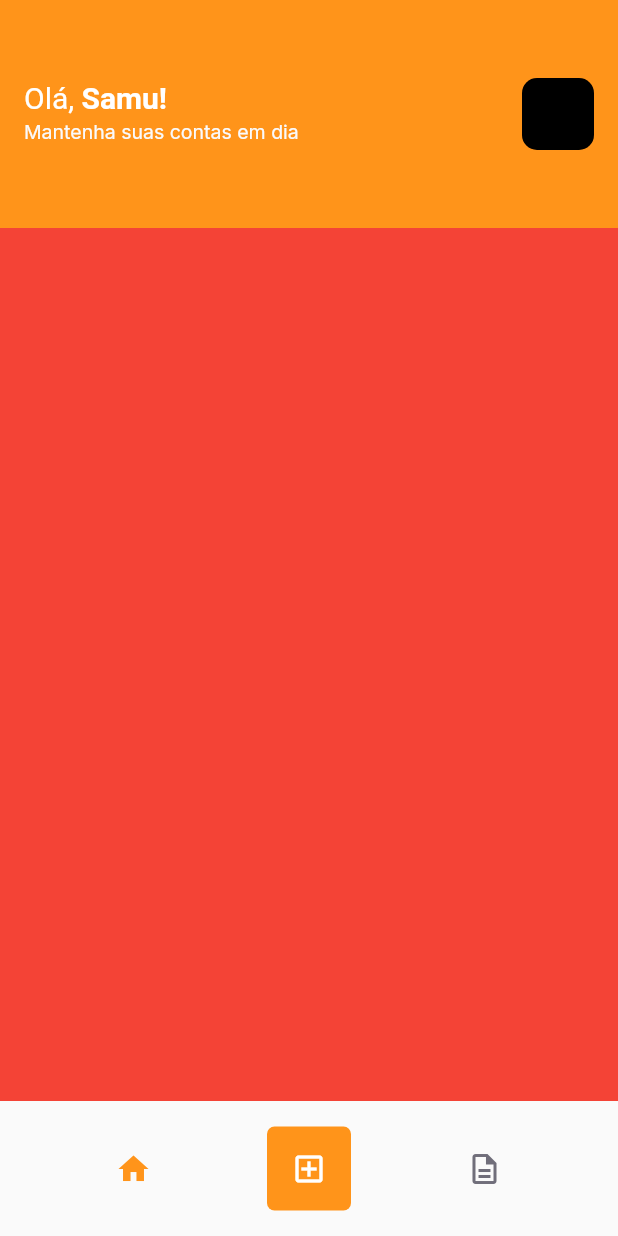
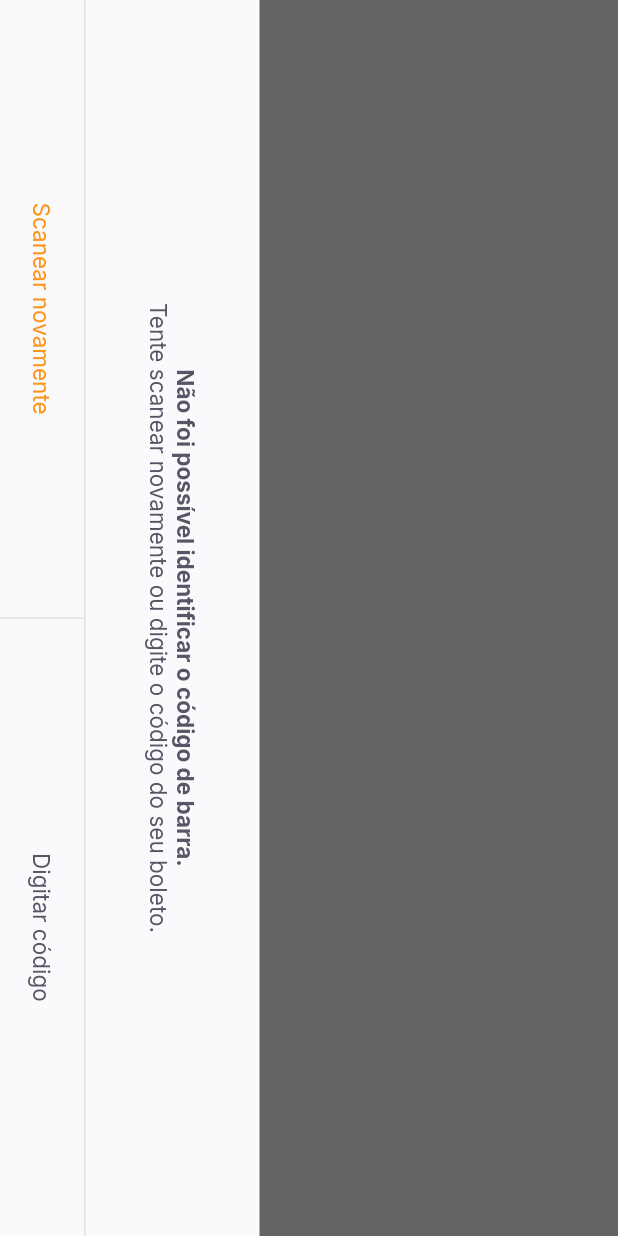
Before and after one commit to SamuWesll/payflow, a Flutter app: the HomePage screen opened by its route, after a tap on the "add box" icon, on a phone screen of 412 x 824 dp. Run offline on Flutter 3.47's test engine with Material 2 defaults, Android fonts, the phone set to English and light mode, and no system bars; our stand-ins replace firebase_core, google_fonts, google_sign_in, shared_preferences; accounts and stored records are empty.

Commit message:
metade da aula 4

```diff
--- a/lib/app_widget.dart
+++ b/lib/app_widget.dart
@@ -1,11 +1,18 @@
 import 'package:flutter/material.dart';
+import 'package:flutter/services.dart';
+import 'package:payflow/moduiles/barcode_scanner/barcode_scanner_page.dart';
 import 'package:payflow/moduiles/home/home_page.dart';
 import 'package:payflow/moduiles/login/login_page.dart';
 import 'package:payflow/moduiles/splash/splash_page.dart';
 import 'package:payflow/shared/themes/app_colors.dart';
 
 class AppWidget extends StatelessWidget {
-  const AppWidget({Key? key}) : super(key: key);
+  AppWidget() {
+    SystemChrome.setPreferredOrientations([
+      DeviceOrientation.portraitDown,
+      DeviceOrientation.portraitUp,
+    ]);
+  }
 
   @override
   Widget build(BuildContext context) {
@@ -13,13 +20,15 @@ class AppWidget extends StatelessWidget {
       debugShowCheckedModeBanner: false,
       title: 'Flutter Demo',
       theme: ThemeData(
+        primarySwatch: Colors.orange,
         primaryColor: AppColors.primary,
       ),
       initialRoute: "/splash",
       routes: {
-        "/splash": (context) => SplashPage(),
-        "/home": (context) => HomePage(),
-        "/login": (context) => LoginPage(),
+        "/splash": (context) => const SplashPage(),
+        "/home": (context) => const HomePage(),
+        "/login": (context) => const LoginPage(),
+        "/barcode_scanner": (context) => const BarcodeScannerPage(),
       },
     );
   }
--- a/lib/main.dart
+++ b/lib/main.dart
@@ -3,11 +3,11 @@ import 'package:flutter/material.dart';
 import 'package:payflow/app_widget.dart';
 
 void main() {
-  runApp(AppFirebase());
+  runApp(const AppFirebase());
 }
 
 class AppFirebase extends StatefulWidget {
-  AppFirebase({Key? key}) : super(key: key);
+  const AppFirebase({Key? key}) : super(key: key);
 
   @override
   _AppFirebaseState createState() => _AppFirebaseState();
@@ -30,7 +30,7 @@ class _AppFirebaseState extends State<AppFirebase> {
             ),
           );
         } else if (snapshot.connectionState == ConnectionState.done) {
-          return const AppWidget();
+          return AppWidget();
         } else {
           return const Material(
             child: Center(
--- /dev/null
+++ b/lib/moduiles/barcode_scanner/barcode_scanner_page.dart
@@ -0,0 +1,61 @@
+import 'package:flutter/material.dart';
+import 'package:payflow/shared/themes/app_colors.dart';
+import 'package:payflow/shared/themes/app_text_styles.dart';
+import 'package:payflow/shared/widgets/button_sheet/button_sheet_widget.dart';
+import 'package:payflow/shared/widgets/set_label_buttons/set_label_buttons.dart';
+
+class BarcodeScannerPage extends StatefulWidget {
+  const BarcodeScannerPage({Key? key}) : super(key: key);
+
+  @override
+  _BarcodeScannerPageState createState() => _BarcodeScannerPageState();
+}
+
+class _BarcodeScannerPageState extends State<BarcodeScannerPage> {
+  @override
+  Widget build(BuildContext context) {
+    return ButtonSheetWidget(
+      title: "Não foi possível identificar o código de barra.",
+      subtitle: "Tente scanear novamente ou digite o código do seu boleto.",
+      primaryLabel: "Scanear novamente",
+      primaryOnPressed: () {},
+      secundaryLabel: "Digitar código",
+      secundaryOnPress: () {},
+    );
+    return SafeArea(
+      top: true,
+      bottom: true,
+      left: true,
+      right: true,
+      child: RotatedBox(
+        quarterTurns: 1,
+        child: Scaffold(
+            appBar: AppBar(
+              backgroundColor: Colors.black,
+              title: Text(
+                "Escaneie o código de barras do boleto",
+                style: TextStyles.buttonBackground,
+              ),
+              centerTitle: true,
+              leading: const BackButton(color: AppColors.background),
+            ),
+            body: Column(
+              children: [
+                Expanded(
+                    child: Container(color: Colors.black.withOpacity(0.6))),
+                Expanded(flex: 2, child: Container(color: Colors.transparent)),
+                Expanded(
+                    child: Container(color: Colors.black.withOpacity(0.6))),
+              ],
+            ),
+            // ignore: sized_box_for_whitespace
+            bottomNavigationBar: SetLabelButtons(
+              primaryLabel: "Inserir código do boleto",
+              primaryOnPressed: () {},
+              secundaryLabel: "Adicionar da galeria",
+              secundaryOnPress: () {},
+            )),
+      ),
+    );
+  }
+}
--- a/lib/moduiles/home/home_page.dart
+++ b/lib/moduiles/home/home_page.dart
@@ -20,7 +20,7 @@ class _HomePageState extends State<HomePage> {
   Widget build(BuildContext context) {
     return Scaffold(
       appBar: PreferredSize(
-        preferredSize: Size.fromHeight(152),
+        preferredSize: const Size.fromHeight(152),
         child: Container(
           height: 152,
           color: AppColors.primary,
@@ -53,6 +53,7 @@ class _HomePageState extends State<HomePage> {
         ),
       ),
       body: pages[controller.currentPage],
+      // ignore: sized_box_for_whitespace
       bottomNavigationBar: Container(
         height: 90,
         child: Row(
@@ -64,20 +65,22 @@ class _HomePageState extends State<HomePage> {
                   controller.setPage(0);
                 });
               },
-              icon: Icon(
+              icon: const Icon(
                 Icons.home,
                 color: AppColors.primary,
               ),
             ),
             GestureDetector(
-              onTap: () {},
+              onTap: () {
+                Navigator.pushNamed(context, "/barcode_scanner");
+              },
               child: Container(
                 height: 56,
                 width: 56,
                 decoration: BoxDecoration(
                     color: AppColors.primary,
                     borderRadius: BorderRadius.circular(5)),
-                child: Icon(
+                child: const Icon(
                   Icons.add_box_outlined,
                   color: AppColors.background,
                 ),
@@ -89,7 +92,7 @@ class _HomePageState extends State<HomePage> {
                   controller.setPage(1);
                 });
               },
-              icon: Icon(
+              icon: const Icon(
                 Icons.description_outlined,
                 color: AppColors.body,
               ),
--- a/lib/moduiles/login/login_controller.dart
+++ b/lib/moduiles/login/login_controller.dart
@@ -14,9 +14,11 @@ class LoginController {
       final user =
           UserModel(name: response!.displayName!, photoURL: response.photoUrl);
       authController.setUser(context, user);
+      // ignore: avoid_print
       print(response);
     } catch (error) {
       authController.setUser(context, null);
+      // ignore: avoid_print
       print(error);
     }
   }
--- a/lib/moduiles/login/login_page.dart
+++ b/lib/moduiles/login/login_page.dart
@@ -1,5 +1,4 @@
 import 'package:flutter/material.dart';
-import 'package:google_sign_in/google_sign_in.dart';
 import 'package:payflow/moduiles/login/login_controller.dart';
 import 'package:payflow/shared/themes/app_colors.dart';
 import 'package:payflow/shared/themes/app_images.dart';
@@ -7,7 +6,7 @@ import 'package:payflow/shared/themes/app_text_styles.dart';
 import 'package:payflow/shared/widgets/social_login/social_login_button.dart';
 
 class LoginPage extends StatefulWidget {
-  LoginPage({Key? key}) : super(key: key);
+  const LoginPage({Key? key}) : super(key: key);
 
   @override
   _LoginPageState createState() => _LoginPageState();
@@ -20,6 +19,7 @@ class _LoginPageState extends State<LoginPage> {
     final size = MediaQuery.of(context).size;
     return Scaffold(
       backgroundColor: AppColors.background,
+      // ignore: sized_box_for_whitespace
       body: Container(
         width: size.width,
         height: size.height,
--- a/lib/shared/auth/auth_controller.dart
+++ b/lib/shared/auth/auth_controller.dart
@@ -26,7 +26,7 @@ class AuthController {
 
   Future<void> currentUser(BuildContext context) async {
     final instance = await SharedPreferences.getInstance();
-    await Future.delayed(Duration(seconds: 2));
+    await Future.delayed(const Duration(seconds: 2));
     if (instance.containsKey('user')) {
       final user = instance.get("user") as String;
       setUser(context, UserModel.fromJson(user));
--- a/lib/shared/themes/app_colors.dart
+++ b/lib/shared/themes/app_colors.dart
@@ -1,13 +1,13 @@
 import 'package:flutter/material.dart';
 
 class AppColors {
-  static final primary = Color(0xFFFF941A);
-  static final grey = Color(0xFF585666);
-  static final delete = Color(0xFF585666);
-  static final heading = Color(0xFF585666);
-  static final body = Color(0xFF706E7A);
-  static final stroke = Color(0xFFE3E3E6);
-  static final shape = Color(0xFFFAFAFC);
-  static final background = Color(0xFFFFFFFF);
-  static final input = Color(0xFFB1B0B8);
+  static const primary = Color(0xFFFF941A);
+  static const grey = Color(0xFF585666);
+  static const delete = Color(0xFF585666);
+  static const heading = Color(0xFF585666);
+  static const body = Color(0xFF706E7A);
+  static const stroke = Color(0xFFE3E3E6);
+  static const shape = Color(0xFFFAFAFC);
+  static const background = Color(0xFFFFFFFF);
+  static const input = Color(0xFFB1B0B8);
 }
--- a/lib/shared/themes/app_images.dart
+++ b/lib/shared/themes/app_images.dart
@@ -1,7 +1,7 @@
-class  AppImages {
-  static final logoFull = "assets/images/logofull.png";
-  static final logomini = "assets/images/logomini.png";
-  static final union = "assets/images/union.png";
-  static final person = "assets/images/person.png";
-  static final google = "assets/images/google.png";
+class AppImages {
+  static const logoFull = "assets/images/logofull.png";
+  static const logomini = "assets/images/logomini.png";
+  static const union = "assets/images/union.png";
+  static const person = "assets/images/person.png";
+  static const google = "assets/images/google.png";
 }
--- /dev/null
+++ b/lib/shared/widgets/button_sheet/button_sheet_widget.dart
@@ -0,0 +1,69 @@
+import 'package:flutter/material.dart';
+import 'package:payflow/shared/themes/app_colors.dart';
+import 'package:payflow/shared/themes/app_text_styles.dart';
+import 'package:payflow/shared/widgets/set_label_buttons/set_label_buttons.dart';
+
+class ButtonSheetWidget extends StatelessWidget {
+  final String primaryLabel;
+  final VoidCallback primaryOnPressed;
+  final String secundaryLabel;
+  final VoidCallback secundaryOnPress;
+  final String title;
+  final String subtitle;
+  const ButtonSheetWidget(
+      {Key? key,
+      required this.primaryLabel,
+      required this.primaryOnPressed,
+      required this.secundaryLabel,
+      required this.secundaryOnPress,
+      required this.title,
+      required this.subtitle})
+      : super(key: key);
+
+  @override
+  Widget build(BuildContext context) {
+    return SafeArea(
+      child: RotatedBox(
+        quarterTurns: 1,
+        child: Material(
+          child: Container(
+            color: AppColors.shape,
+            child: Column(
+              children: [
+                Expanded(
+                    child: Container(color: Colors.black.withOpacity(0.6))),
+                Column(
+                  children: [
+                    Padding(
+                      padding: const EdgeInsets.all(40),
+                      child: Text.rich(
+                        TextSpan(
+                          text: title,
+                          style: TextStyles.buttonBoldHeading,
+                          children: [
+                            TextSpan(
+                                text: "\n$subtitle",
+                                style: TextStyles.buttonHeading)
+                          ],
+                        ),
+                        textAlign: TextAlign.center,
+                      ),
+                    ),
+                    Container(height: 1, color: AppColors.stroke),
+                    SetLabelButtons(
+                      enablePrimaryColor: true,
+                      primaryLabel: primaryLabel,
+                      primaryOnPressed: primaryOnPressed,
+                      secundaryLabel: secundaryLabel,
+                      secundaryOnPress: secundaryOnPress,
+                    )
+                  ],
+                ),
+              ],
+            ),
+          ),
+        ),
+      ),
+    );
+  }
+}
--- /dev/null
+++ b/lib/shared/widgets/divider_vertical/divider_vertical_widget.dart
@@ -0,0 +1,15 @@
+import 'package:flutter/material.dart';
+import 'package:payflow/shared/themes/app_colors.dart';
+
+class DividerVerticalWidget extends StatelessWidget {
+  const DividerVerticalWidget({Key? key}) : super(key: key);
+
+  @override
+  Widget build(BuildContext context) {
+    return Container(
+      width: 1,
+      height: double.maxFinite,
+      color: AppColors.stroke,
+    );
+  }
+}
--- /dev/null
+++ b/lib/shared/widgets/label_button/label_button.dart
@@ -0,0 +1,29 @@
+import 'package:flutter/material.dart';
+import 'package:payflow/shared/themes/app_text_styles.dart';
+
+class LabelButton extends StatelessWidget {
+  final String label;
+  final VoidCallback onPressed;
+  final TextStyle? style;
+  const LabelButton({
+    Key? key,
+    required this.label,
+    required this.onPressed,
+    this.style,
+  }) : super(key: key);
+
+  @override
+  Widget build(BuildContext context) {
+    // ignore: sized_box_for_whitespace
+    return Container(
+      height: 56,
+      child: TextButton(
+        onPressed: onPressed,
+        child: Text(
+          label,
+          style: style ?? TextStyles.buttonHeading,
+        ),
+      ),
+    );
+  }
+}
--- /dev/null
+++ b/lib/shared/widgets/set_label_buttons/set_label_buttons.dart
@@ -0,0 +1,44 @@
+import 'package:flutter/material.dart';
+import 'package:payflow/shared/themes/app_text_styles.dart';
+import 'package:payflow/shared/widgets/divider_vertical/divider_vertical_widget.dart';
+import 'package:payflow/shared/widgets/label_button/label_button.dart';
+
+class SetLabelButtons extends StatelessWidget {
+  final String primaryLabel;
+  final VoidCallback primaryOnPressed;
+  final String secundaryLabel;
+  final VoidCallback secundaryOnPress;
+  final bool enablePrimaryColor;
+  const SetLabelButtons(
+      {Key? key,
+      required this.primaryLabel,
+      required this.primaryOnPressed,
+      required this.secundaryLabel,
+      required this.secundaryOnPress,
+      this.enablePrimaryColor = false})
+      : super(key: key);
+
+  @override
+  Widget build(BuildContext context) {
+    // ignore: sized_box_for_whitespace
+    return Container(
+      height: 56,
+      child: Row(
+        children: [
+          Expanded(
+              child: LabelButton(
+            onPressed: primaryOnPressed,
+            label: primaryLabel,
+            style: enablePrimaryColor ? TextStyles.buttonPrimary : null,
+          )),
+          const DividerVerticalWidget(),
+          Expanded(
+              child: LabelButton(
+            onPressed: secundaryOnPress,
+            label: secundaryLabel,
+          )),
+        ],
+      ),
+    );
+  }
+}
--- a/lib/shared/widgets/social_login/social_login_button.dart
+++ b/lib/shared/widgets/social_login/social_login_button.dart
@@ -16,7 +16,8 @@ class SocialLoginButton extends StatelessWidget {
         decoration: BoxDecoration(
           color: AppColors.shape,
           borderRadius: BorderRadius.circular(5),
-          border: Border.fromBorderSide(BorderSide(color: AppColors.stroke)),
+          border:
+              const Border.fromBorderSide(BorderSide(color: AppColors.stroke)),
         ),
         child: Row(
           children: [
@@ -26,7 +27,7 @@ class SocialLoginButton extends StatelessWidget {
                   mainAxisAlignment: MainAxisAlignment.center,
                   children: [
                     Image.asset(AppImages.google),
-                    SizedBox(width: 10),
+                    const SizedBox(width: 10),
                     Container(
                       height: 56,
                       width: 1,
--- a/pubspec.yaml
+++ b/pubspec.yaml
@@ -18,6 +18,9 @@ dependencies:
   google_sign_in: ^5.2.1
   google_sign_in_web: ^0.10.0
   shared_preferences: ^2.0.6
+  # google_ml_kit: ^0.7.3
+  # camera: ^0.9.4+5
+  # image_picker: ^0.8.4+4
 
 dev_dependencies:
   flutter_test:
```
Also changed, not shown: 1 other file.
